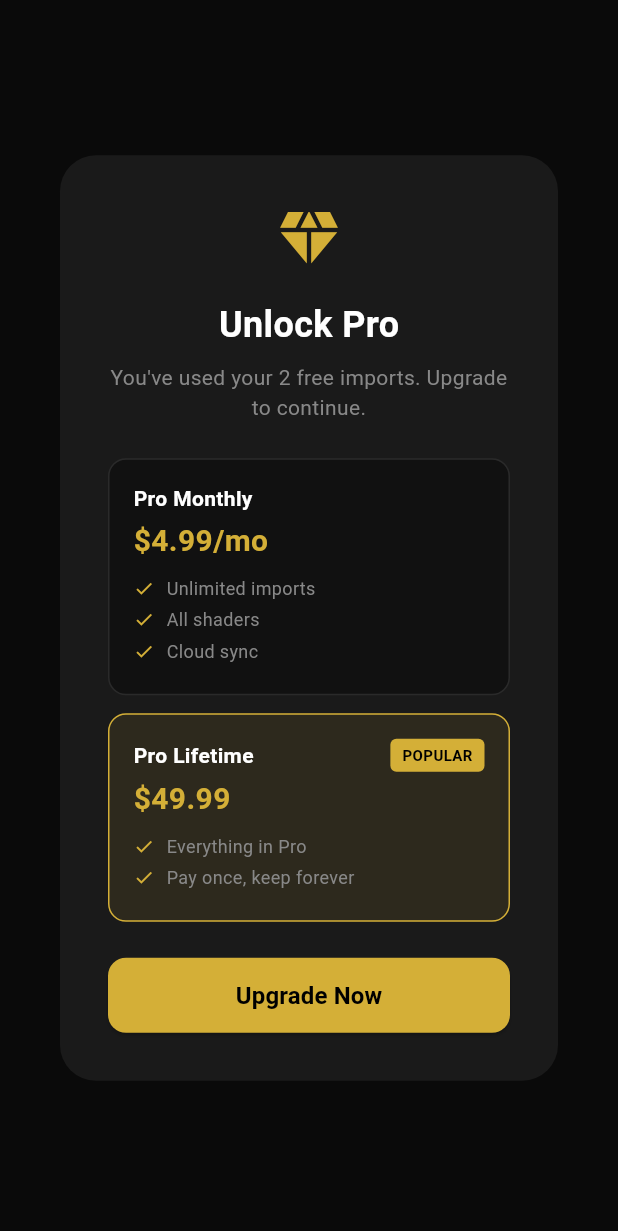
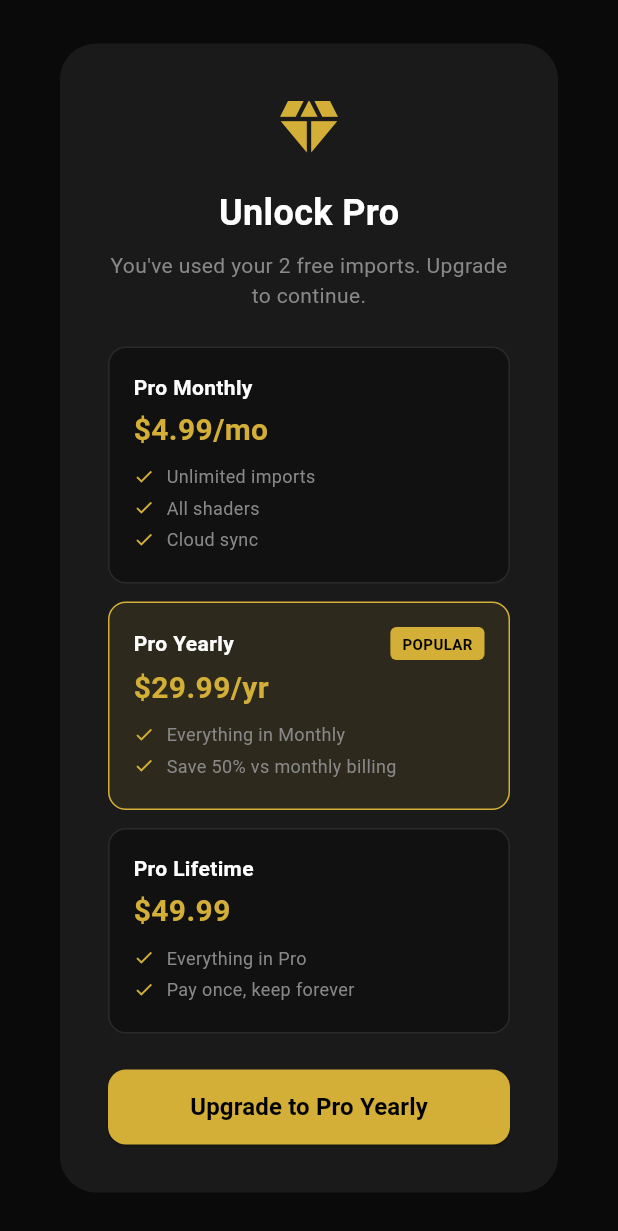
Before and after one commit to MoneyMan421/Iconic-studio-pro, a Flutter app: the PaywallModal widget shown alone on an empty page, opened directly, on a phone screen of 412 x 824 dp. Shown: the top 1231 px of the screen. Run offline on Flutter 3.47's test engine with Material 3 defaults, Android fonts, the phone set to English and light mode, and no system bars; our stand-ins replace cloud_firestore, file_picker, firebase_auth, firebase_core, firebase_storage, flutter_svg and 1 more; missing offline and left inert: dart:html, flutter_shaders; accounts and stored records are empty.

Commit message:
Add selectable yearly paywall tier
Agent-Logs-Url: https://github.com/MoneyMan421/Iconic-studio-pro/sessions/88ef75ca-a3bc-4ab1-a6d5-582481972fd4

Co-authored-by: MoneyMan421 <202391590+MoneyMan421@users.noreply.github.com>

```diff
--- a/lib/main.dart
+++ b/lib/main.dart
@@ -177,12 +177,14 @@ class _StudioPageState extends State<StudioPage> {
       context: context,
       barrierDismissible: false,
       builder: (_) => PaywallModal(
-        onUpgrade: () {
+        onUpgrade: (selectedTier) {
           Navigator.pop(context);
           ScaffoldMessenger.of(context).showSnackBar(
-            const SnackBar(
-              content: Text('Pro upgrade coming soon! Thank you for your interest.'),
-              backgroundColor: Color(0xFFD4AF37),
+            SnackBar(
+              content: Text(
+                '${selectedTier.title} upgrade coming soon! Thank you for your interest.',
+              ),
+              backgroundColor: AppColors.gold,
             ),
           );
         },
@@ -665,9 +667,31 @@ class _PreviewCanvasState extends State<PreviewCanvas>
   }
 }
 
-class PaywallModal extends StatelessWidget {
-  final VoidCallback onUpgrade;
+enum ProPriceTier { monthly, yearly, lifetime }
+
+extension ProPriceTierLabel on ProPriceTier {
+  String get title {
+    switch (this) {
+      case ProPriceTier.monthly:
+        return 'Pro Monthly';
+      case ProPriceTier.yearly:
+        return 'Pro Yearly';
+      case ProPriceTier.lifetime:
+        return 'Pro Lifetime';
+    }
+  }
+}
+
+class PaywallModal extends StatefulWidget {
+  final ValueChanged<ProPriceTier> onUpgrade;
   const PaywallModal({super.key, required this.onUpgrade});
+
+  @override
+  State<PaywallModal> createState() => _PaywallModalState();
+}
+
+class _PaywallModalState extends State<PaywallModal> {
+  ProPriceTier _selectedTier = ProPriceTier.yearly;
 
   @override
   Widget build(BuildContext context) {
@@ -687,21 +711,39 @@ class PaywallModal extends StatelessWidget {
             const Text('You\'ve used your 2 free imports. Upgrade to continue.',
               textAlign: TextAlign.center, style: TextStyle(color: AppColors.textSecondary)),
             const SizedBox(height: 24),
-            _buildTier('Pro Monthly', '\$4.99/mo', ['Unlimited imports', 'All shaders', 'Cloud sync']),
+            _buildTier(
+              tier: ProPriceTier.monthly,
+              price: '\$4.99/mo',
+              features: ['Unlimited imports', 'All shaders', 'Cloud sync'],
+            ),
             const SizedBox(height: 12),
-            _buildTier('Pro Lifetime', '\$49.99', ['Everything in Pro', 'Pay once, keep forever'], isPopular: true),
+            _buildTier(
+              tier: ProPriceTier.yearly,
+              price: '\$29.99/yr',
+              features: ['Everything in Monthly', 'Save 50% vs monthly billing'],
+              isPopular: true,
+            ),
+            const SizedBox(height: 12),
+            _buildTier(
+              tier: ProPriceTier.lifetime,
+              price: '\$49.99',
+              features: ['Everything in Pro', 'Pay once, keep forever'],
+            ),
             const SizedBox(height: 24),
             SizedBox(
               width: double.infinity,
               height: 50,
               child: ElevatedButton(
-                onPressed: onUpgrade,
+                onPressed: () => widget.onUpgrade(_selectedTier),
                 style: ElevatedButton.styleFrom(
                   backgroundColor: AppColors.gold,
                   foregroundColor: Colors.black,
                   shape: RoundedRectangleBorder(borderRadius: BorderRadius.circular(12)),
                 ),
-                child: const Text('Upgrade Now', style: TextStyle(fontWeight: FontWeight.bold, fontSize: 16)),
+                child: Text(
+                  'Upgrade to ${_selectedTier.title}',
+                  style: const TextStyle(fontWeight: FontWeight.bold, fontSize: 16),
+                ),
               ),
             ),
           ],
@@ -710,30 +752,67 @@ class PaywallModal extends StatelessWidget {
     );
   }
 
-  Widget _buildTier(String name, String price, List<String> features, {bool isPopular = false}) {
+  Widget _buildTier({
+    required ProPriceTier tier,
+    required String price,
+    required List<String> features,
+    bool isPopular = false,
+  }) {
+    final isSelected = _selectedTier == tier;
     return Container(
       padding: const EdgeInsets.all(16),
       decoration: BoxDecoration(
-        color: isPopular ? AppColors.gold.withValues(alpha: 0.1) : AppColors.uploadZone,
+        color: (isPopular || isSelected)
+            ? AppColors.gold.withValues(alpha: 0.1)
+            : AppColors.uploadZone,
         borderRadius: BorderRadius.circular(12),
-        border: Border.all(color: isPopular ? AppColors.gold : AppColors.panelBorder),
+        border: Border.all(
+          color: (isPopular || isSelected) ? AppColors.gold : AppColors.panelBorder,
         ),
+      ),
+      child: InkWell(
+        borderRadius: BorderRadius.circular(12),
+        onTap: () => setState(() => _selectedTier = tier),
         child: Column(
           crossAxisAlignment: CrossAxisAlignment.start,
           children: [
             Row(
               mainAxisAlignment: MainAxisAlignment.spaceBetween,
               children: [
-              Text(name, style: const TextStyle(color: AppColors.textPrimary, fontWeight: FontWeight.bold)),
-              if (isPopular) Container(
+                Text(
+                  tier.title,
+                  style: const TextStyle(
+                    color: AppColors.textPrimary,
+                    fontWeight: FontWeight.bold,
+                  ),
+                ),
+                if (isPopular)
+                  Container(
                     padding: const EdgeInsets.symmetric(horizontal: 8, vertical: 4),
-                decoration: BoxDecoration(color: AppColors.gold, borderRadius: BorderRadius.circular(4)),
-                child: const Text('POPULAR', style: TextStyle(color: Colors.black, fontSize: 10, fontWeight: FontWeight.bold)),
+                    decoration: BoxDecoration(
+                      color: AppColors.gold,
+                      borderRadius: BorderRadius.circular(4),
+                    ),
+                    child: const Text(
+                      'POPULAR',
+                      style: TextStyle(
+                        color: Colors.black,
+                        fontSize: 10,
+                        fontWeight: FontWeight.bold,
+                      ),
+                    ),
                   ),
               ],
             ),
             const SizedBox(height: 4),
-          Text(price, style: const TextStyle(color: AppColors.gold, fontSize: 20, fontWeight: FontWeight.bold)),
+            Text(
+              price,
+              style: const TextStyle(
+                color: AppColors.gold,
+                fontSize: 20,
+                fontWeight: FontWeight.bold,
+              ),
+            ),
             const SizedBox(height: 8),
             ...features.map((f) => Padding(
                   padding: const EdgeInsets.only(bottom: 4),
@@ -741,12 +820,19 @@ class PaywallModal extends StatelessWidget {
                     children: [
                       const Icon(Icons.check, color: AppColors.gold, size: 14),
                       const SizedBox(width: 8),
-                Text(f, style: const TextStyle(color: AppColors.textSecondary, fontSize: 12)),
+                      Text(
+                        f,
+                        style: const TextStyle(
+                          color: AppColors.textSecondary,
+                          fontSize: 12,
+                        ),
+                      ),
                     ],
                   ),
                 )),
           ],
         ),
+      ),
     );
   }
 }
```
Also changed, not shown: 1 other file. Lines whose indentation alone changed are shown as unchanged.
